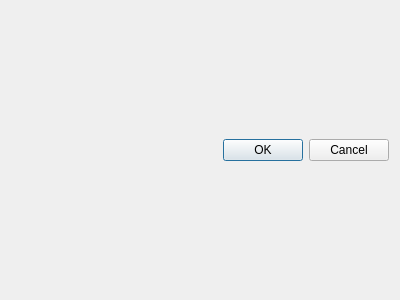
Qt form src/gui/nodeparametersdialog.ui (gregorburger/CityDrain3) before a commit.
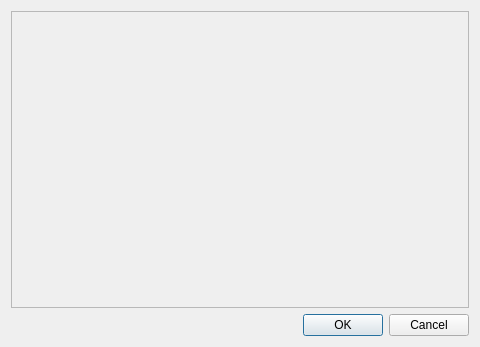
The same form after that commit.

Commit message: make widget part of nodeparametersdialog scrollable so peter can use cd3 and his massive paramitzed nodes on his little crappy macbook

Patch:
```diff
--- a/src/gui/nodeparametersdialog.ui
+++ b/src/gui/nodeparametersdialog.ui
@@ -6,8 +6,8 @@
    <rect>
     <x>0</x>
     <y>0</y>
-    <width>400</width>
-    <height>300</height>
+    <width>480</width>
+    <height>347</height>
    </rect>
   </property>
   <property name="windowTitle">
@@ -15,7 +15,22 @@
   </property>
   <layout class="QVBoxLayout" name="verticalLayout">
    <item>
-    <layout class="QGridLayout" name="gridLayout"/>
+    <widget class="QScrollArea" name="scrollArea">
+     <property name="widgetResizable">
+      <bool>true</bool>
+     </property>
+     <widget class="QWidget" name="scrollAreaWidgetContents">
+      <property name="geometry">
+       <rect>
+        <x>0</x>
+        <y>0</y>
+        <width>460</width>
+        <height>290</height>
+       </rect>
+      </property>
+      <layout class="QGridLayout" name="gridLayout"/>
+     </widget>
+    </widget>
    </item>
    <item>
     <widget class="QDialogButtonBox" name="buttonBox">
```
